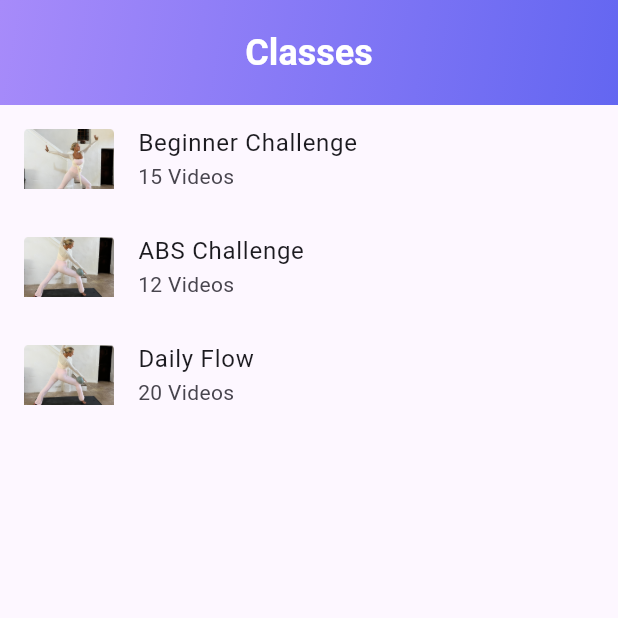
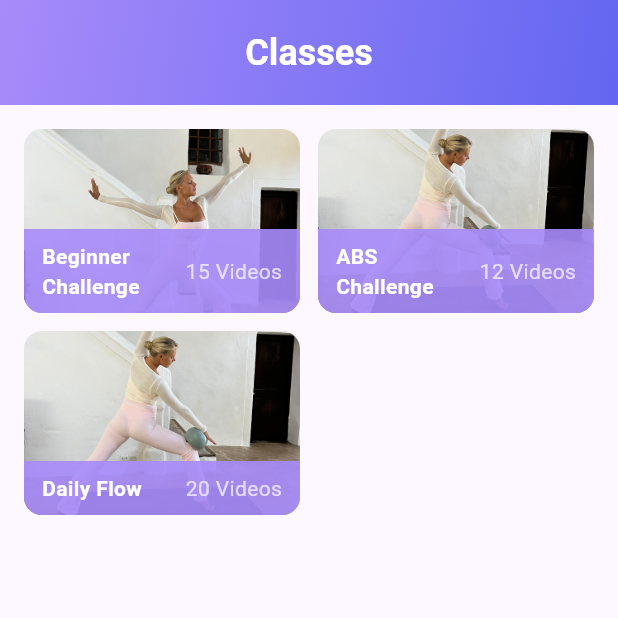
Before and after one commit to Vivek5kwt/saara, a Flutter app: the ClassesPage screen opened by its route, on a phone screen of 412 x 824 dp, the top half of it. Run offline on Flutter 3.47's test engine with Material 3 defaults, Android fonts, the phone set to English and light mode, and no system bars; our stand-ins replace bloc, equatable, firebase_auth, firebase_core, flutter_bloc, go_router and 2 more; missing offline and left inert: flutter_facebook_auth; accounts and stored records are empty; network calls fail.

Commit message:
Add reusable ClassCard widget

```diff
--- a/lib/features/home/view/classes_page.dart
+++ b/lib/features/home/view/classes_page.dart
@@ -1,7 +1,7 @@
 import 'package:flutter/material.dart';
 import 'package:flutter_bloc/flutter_bloc.dart';
-import 'package:go_router/go_router.dart';
 import 'package:saara/widgets/custom_app_bar.dart';
+import 'package:saara/widgets/class_card.dart';
 import '../cubit/home_cubit.dart';
 
 class ClassesPage extends StatelessWidget {
@@ -12,23 +12,25 @@ class ClassesPage extends StatelessWidget {
     final classes = context.watch<HomeCubit>().state.classes;
     return Scaffold(
       appBar: const CustomAppBar(title: 'Classes'),
-      body: ListView.builder(
-        itemCount: classes.length,
-        itemBuilder: (context, index) {
-          final item = classes[index];
-          final videoCount = int.tryParse(RegExp(r'\d+').firstMatch(item.subtitle)?.group(0) ?? '') ?? 0;
-          return ListTile(
-            leading: Image.asset(item.image, width: 60, fit: BoxFit.cover),
-            title: Text(item.title),
-            subtitle: Text(item.subtitle),
-            onTap: () => context.push('/class-detail', extra: {
-              'title': item.title,
-              'image': item.image,
-              'videoCount': videoCount,
-              'description': '',
-            }),
-          );
-        },
+      body: Padding(
+        padding: const EdgeInsets.all(16),
+        child: GridView.builder(
+          itemCount: classes.length,
+          gridDelegate: const SliverGridDelegateWithFixedCrossAxisCount(
+            crossAxisCount: 2,
+            crossAxisSpacing: 12,
+            mainAxisSpacing: 12,
+            childAspectRatio: 3 / 2,
+          ),
+          itemBuilder: (context, index) {
+            final item = classes[index];
+            return ClassCard(
+              image: item.image,
+              title: item.title,
+              subtitle: item.subtitle,
+            );
+          },
+        ),
       ),
     );
   }
--- /dev/null
+++ b/lib/widgets/class_card.dart
@@ -0,0 +1,69 @@
+import 'package:flutter/material.dart';
+import 'package:go_router/go_router.dart';
+
+class ClassCard extends StatelessWidget {
+  final String image;
+  final String title;
+  final String subtitle;
+
+  const ClassCard({
+    super.key,
+    required this.image,
+    required this.title,
+    required this.subtitle,
+  });
+
+  @override
+  Widget build(BuildContext context) {
+    final videoCount = int.tryParse(
+          RegExp(r'\d+').firstMatch(subtitle)?.group(0) ?? '',
+        ) ??
+        0;
+    return GestureDetector(
+      onTap: () {
+        context.push('/class-detail', extra: {
+          'title': title,
+          'image': image,
+          'videoCount': videoCount,
+          'description': '',
+        });
+      },
+      child: ClipRRect(
+        borderRadius: BorderRadius.circular(12),
+        child: Stack(
+          fit: StackFit.expand,
+          children: [
+            Image.asset(image, fit: BoxFit.cover),
+            Positioned(
+              bottom: 0,
+              left: 0,
+              right: 0,
+              child: Container(
+                color: const Color(0xFFA78BFA).withOpacity(0.9),
+                padding:
+                    const EdgeInsets.symmetric(vertical: 8, horizontal: 12),
+                child: Row(
+                  children: [
+                    Expanded(
+                      child: Text(
+                        title,
+                        style: const TextStyle(
+                          color: Colors.white,
+                          fontWeight: FontWeight.bold,
+                        ),
+                      ),
+                    ),
+                    Text(
+                      subtitle,
+                      style: const TextStyle(color: Colors.white70),
+                    ),
+                  ],
+                ),
+              ),
+            ),
+          ],
+        ),
+      ),
+    );
+  }
+}
```
Also changed, not shown: lib/features/home/view/home_page.dart (+8 -60 lines).
